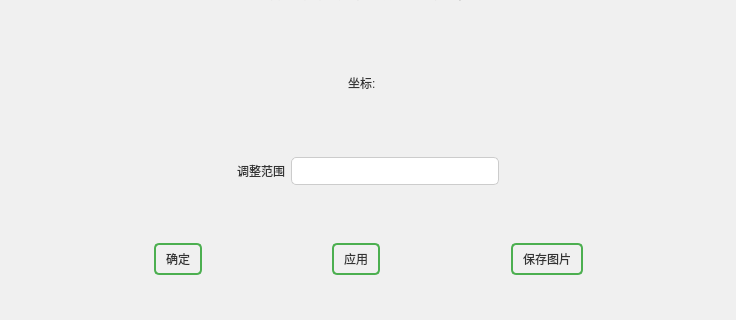
This is ImageWithUI/face.ui in Obj4ct/ImageWithUI as Qt 5 draws it before an edit; both pictures show x 0 to 736 and y 439 to 759 of the 736 by 759 pixel window. The edited form follows.
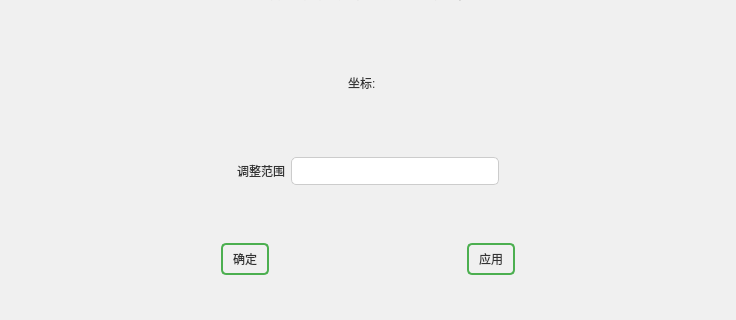
This is the edited form.

```diff
--- a/ImageWithUI/face.ui
+++ b/ImageWithUI/face.ui
@@ -288,26 +288,6 @@
            </property>
           </spacer>
          </item>
-         <item>
-          <widget class="QPushButton" name="btn_save">
-           <property name="text">
-            <string>保存图片</string>
-           </property>
-          </widget>
-         </item>
-         <item>
-          <spacer name="horizontalSpacer_8">
-           <property name="orientation">
-            <enum>Qt::Horizontal</enum>
-           </property>
-           <property name="sizeHint" stdset="0">
-            <size>
-             <width>94</width>
-             <height>20</height>
-            </size>
-           </property>
-          </spacer>
-         </item>
         </layout>
        </widget>
       </item>
```
